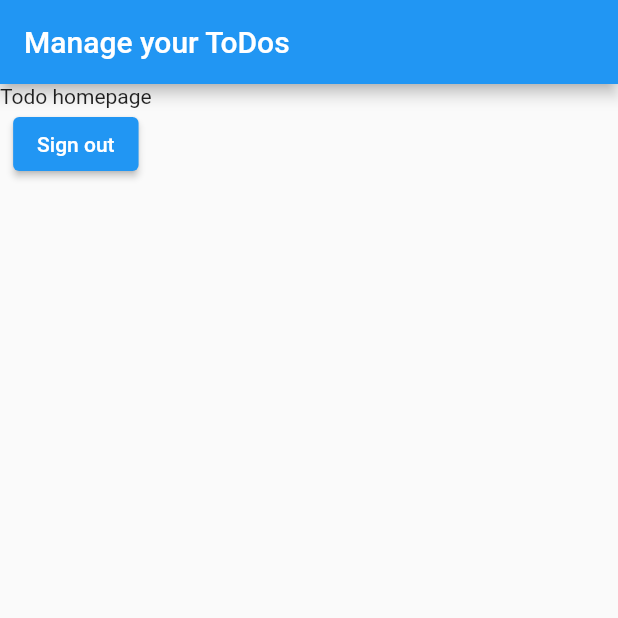
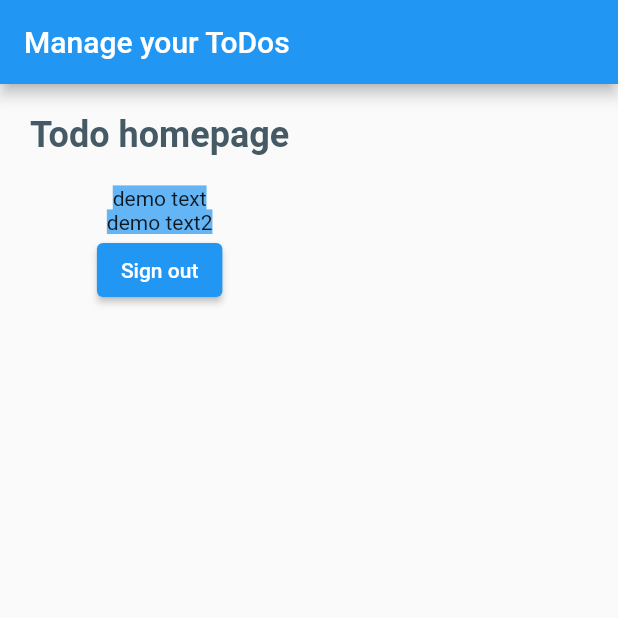
Before and after one commit to alok-hazarika/todo, a Flutter app: the screen it shows once a user with an empty profile is signed in, on a phone screen of 412 x 824 dp, the top half of it. Run offline on Flutter 3.47's test engine with Material 2 defaults, Android fonts, the phone set to English and light mode, and no system bars; our stand-ins replace firebase_auth, firebase_core, flutter_riverpod; accounts and stored records are empty; network calls fail.

```diff
--- a/todo_app/lib/main.dart
+++ b/todo_app/lib/main.dart
@@ -18,7 +18,7 @@ class MyApp extends StatelessWidget {
   Widget build(BuildContext context) {
     return MaterialApp(
       debugShowCheckedModeBanner: false,
-      title: 'Flutter Demo',
+      title: 'All new todo App',
       theme: ThemeData(
         primarySwatch: Colors.blue,
       ),
--- a/todo_app/lib/screens/homepage.dart
+++ b/todo_app/lib/screens/homepage.dart
@@ -12,7 +12,31 @@ class Homepage extends ConsumerWidget {
         ),
         body: Column(
           children: [
-            Text('Todo homepage'),
+            Padding(
+              padding: const EdgeInsets.all(20),
+              child: Text(
+                'Todo homepage',
+                style: TextStyle(
+                  fontSize: 24,
+                  fontWeight: FontWeight.bold,
+                  color: Colors.blueGrey[700],
+                ),
+              ),
+            ),
+            Container(
+              child: Column(
+                children: [
+                  Text(
+                    'demo text',
+                    style: TextStyle(backgroundColor: Colors.blue[300]),
+                  ),
+                  Text(
+                    'demo text2',
+                    style: TextStyle(backgroundColor: Colors.blue[300]),
+                  ),
+                ],
+              ),
+            ),
             ElevatedButton(
               onPressed: () => _auth.signout(),
               child: Text('Sign out'),
```
